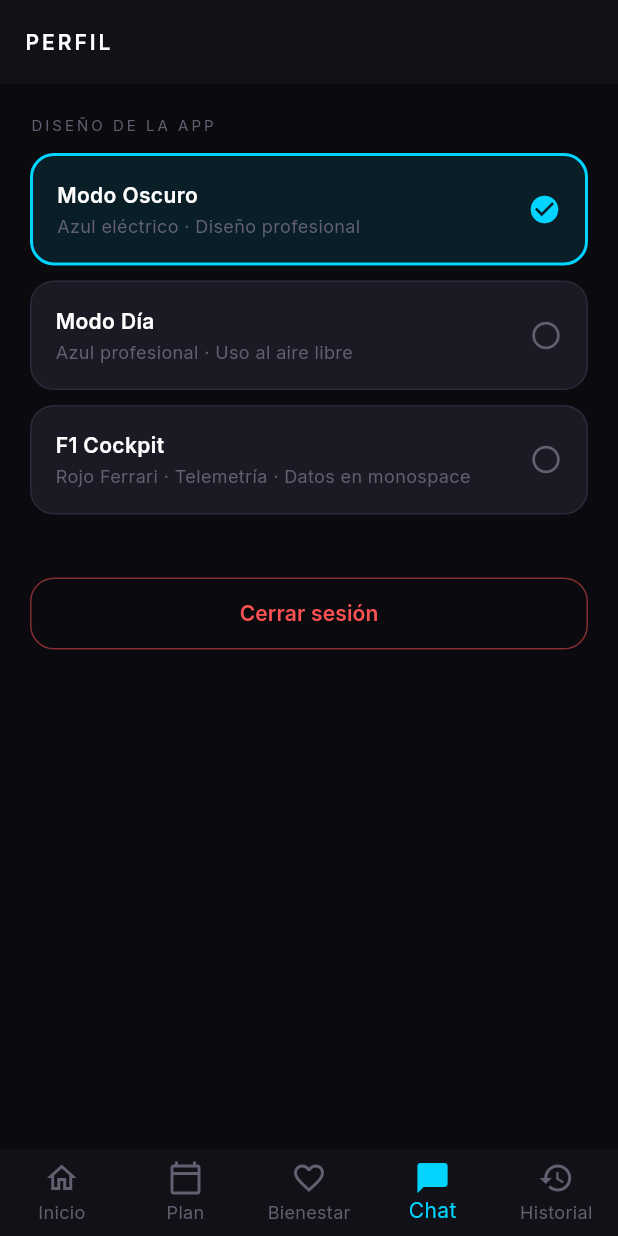
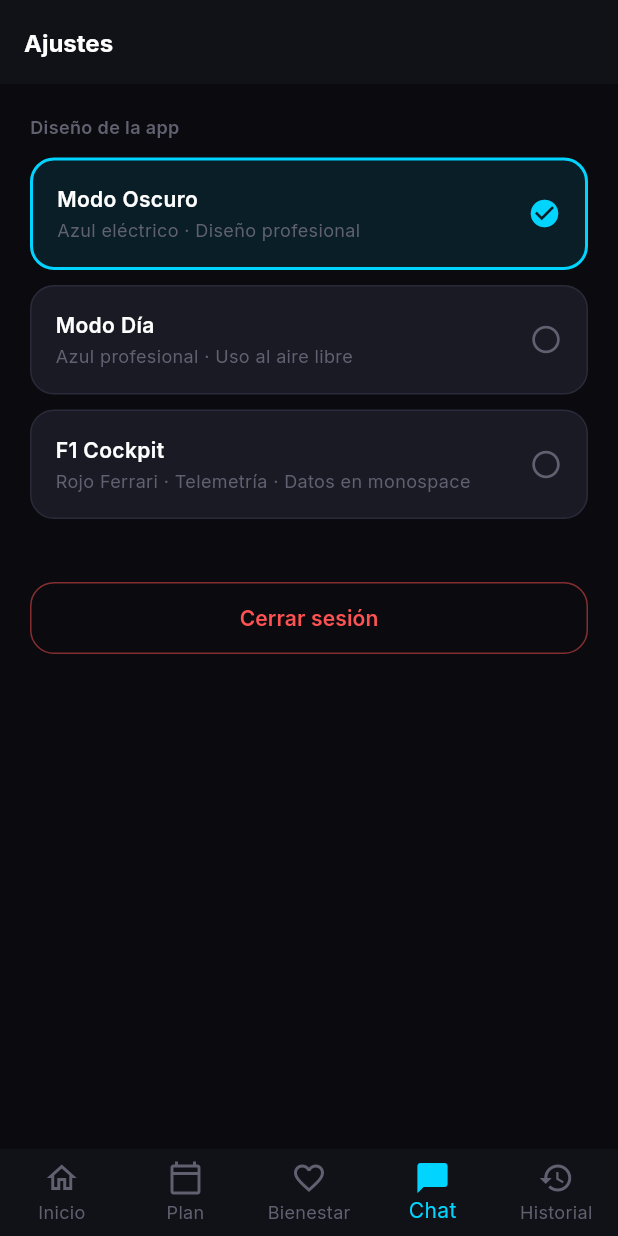
Before and after one commit to ritmooptimo-bot/RitmoOptimo, a Flutter app: the ProfileScreen screen opened by its route, on a phone screen of 412 x 824 dp. Run offline on Flutter 3.47's test engine with Material 3 defaults, Android fonts, the phone set to English and light mode, and no system bars; our stand-ins replace app_links, audioplayers, camera, dio, fl_chart, flutter_blue_plus and 16 more; accounts and stored records are empty; network calls fail; statements that could not run were skipped.

Commit message:
v7.18.4: una rueda dentada, y la pantalla se llama Ajustes
David se dio cuenta de que ya no encontraba donde cambiar el fondo de la app. La
funcionalidad nunca se rompio: las tres pieles (Modo Oscuro, Modo Dia, F1
Cockpit) siguen ahi y se guardan en preferencias. Lo que se perdio fue el ACCESO.
Cuando entro el Chat en la barra inferior, Perfil dejo de ser pestaña y quedo
colgando de un icono de 20 px en una esquina de Inicio — el unico camino que hay
en toda la app.

- El muñequito pasa a rueda dentada. No es solo mas intuitivo: es mas honesto.
  Detras no hay NI UN dato personal —ni nombre, ni correo, ni marcas—, solo el
  color de la app y el cierre de sesion. Una cabecita promete una ficha de
  deportista que no existe; un engranaje dice lo que hay.
- Por lo mismo, la pantalla deja de llamarse "PERFIL" y pasa a "Ajustes".
- De paso, los dos titulos salen de MAYUSCULAS con letterSpacing 2: con la letra
  del sistema grande se leen peor y ocupan mas.

Verificado en el movil: el engranaje abre Ajustes y las tres pieles estan, con
Modo Dia marcada.

NOTA para quien toque el enrutador: queda una linea muerta,
`if (loc == AppRoutes.profile) return 3;`. Decia "si estoy en Perfil, enciende la
pestaña 3" de cuando Perfil ERA la 3. Hoy la 3 es el Chat. No se nota porque
Perfil se abre con push y esa rama no llega a ejecutarse — pero leyendola parece
que Perfil sigue siendo pestaña, y no lo es.

Co-Authored-By: Claude Fable 5 <noreply@anthropic.com>

```diff
--- a/lib/screens/home/home_screen.dart
+++ b/lib/screens/home/home_screen.dart
@@ -459,9 +459,13 @@ class _Header extends StatelessWidget {
           // necesitaba ese sitio mucho más.
           // Compacto a propósito: con el botón a tamaño normal, el estado del día
           // se quedaba sin ancho y "Listo para apretar" salía cortado.
+          // Rueda dentada, no una cabecita: detrás no hay ningún dato personal
+          // —ni nombre, ni correo, ni marcas—, solo el color de la app y el
+          // cierre de sesión. Un muñequito promete una ficha de deportista que
+          // no existe; un engranaje dice lo que hay.
           IconButton(
-            icon: Icon(Icons.person_outline, color: skin.textSecondary, size: 20),
-            tooltip: 'Mi perfil',
+            icon: Icon(Icons.settings_outlined, color: skin.textSecondary, size: 20),
+            tooltip: 'Ajustes',
             padding: EdgeInsets.zero,
             visualDensity: VisualDensity.compact,
             constraints: const BoxConstraints(minWidth: 32, minHeight: 32),
--- a/lib/screens/profile/profile_screen.dart
+++ b/lib/screens/profile/profile_screen.dart
@@ -18,15 +18,19 @@ class ProfileScreen extends ConsumerWidget {
       backgroundColor: skin.background,
       appBar: AppBar(
         backgroundColor: skin.backgroundSecondary,
-        title: Text('PERFIL',
-            style: TextStyle(color: skin.textPrimary, letterSpacing: 2, fontSize: 14)),
+        // "Ajustes", no "Perfil": aquí no hay ni un dato personal —ni nombre, ni
+        // correo, ni marcas—, solo el color de la app y el cierre de sesión.
+        // Llamarlo perfil prometía una ficha de deportista que no existe.
+        title: Text('Ajustes',
+            style: TextStyle(color: skin.textPrimary, fontSize: 16,
+                fontWeight: FontWeight.w700)),
       ),
       body: ListView(
         padding: const EdgeInsets.all(20),
         children: [
           // ── Skin selector ────────────────────────────────
-          Text('DISEÑO DE LA APP', style: TextStyle(
-              color: skin.textMuted, fontSize: 10, letterSpacing: 2)),
+          Text('Diseño de la app', style: TextStyle(
+              color: skin.textMuted, fontSize: 12, fontWeight: FontWeight.w600)),
           const SizedBox(height: 12),
 
           _SkinOption(
--- a/pubspec.yaml
+++ b/pubspec.yaml
@@ -1,7 +1,7 @@
 name: ritmooptimo_mobile
 description: RitmoOptimo â€” Plataforma de Coaching Deportivo con IA
 publish_to: none
-version: 7.18.3+166
+version: 7.18.4+167
 
 environment:
   sdk: '>=3.3.0 <4.0.0'
```
